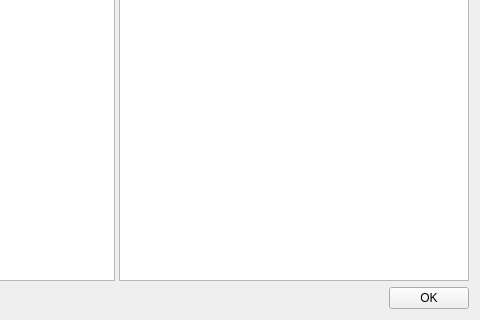
Old version of the form lupv/Resources/ui/student_window.ui in the repository azzamsa/lupv; both pictures show x 552 to 1032 and y 451 to 771 of the 1032 by 771 pixel window.
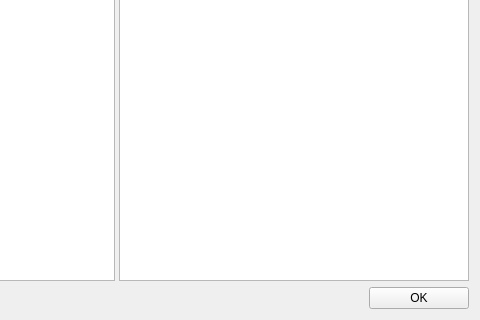
New version of the form.

Commit message: Resize OK button size

Diff of the .ui file:
```diff
--- a/lupv/Resources/ui/student_window.ui
+++ b/lupv/Resources/ui/student_window.ui
@@ -33,7 +33,7 @@
       <widget class="QPushButton" name="close_btn">
        <property name="minimumSize">
         <size>
-         <width>10</width>
+         <width>100</width>
          <height>0</height>
         </size>
        </property>
```
The commit also changes 1 other file.
